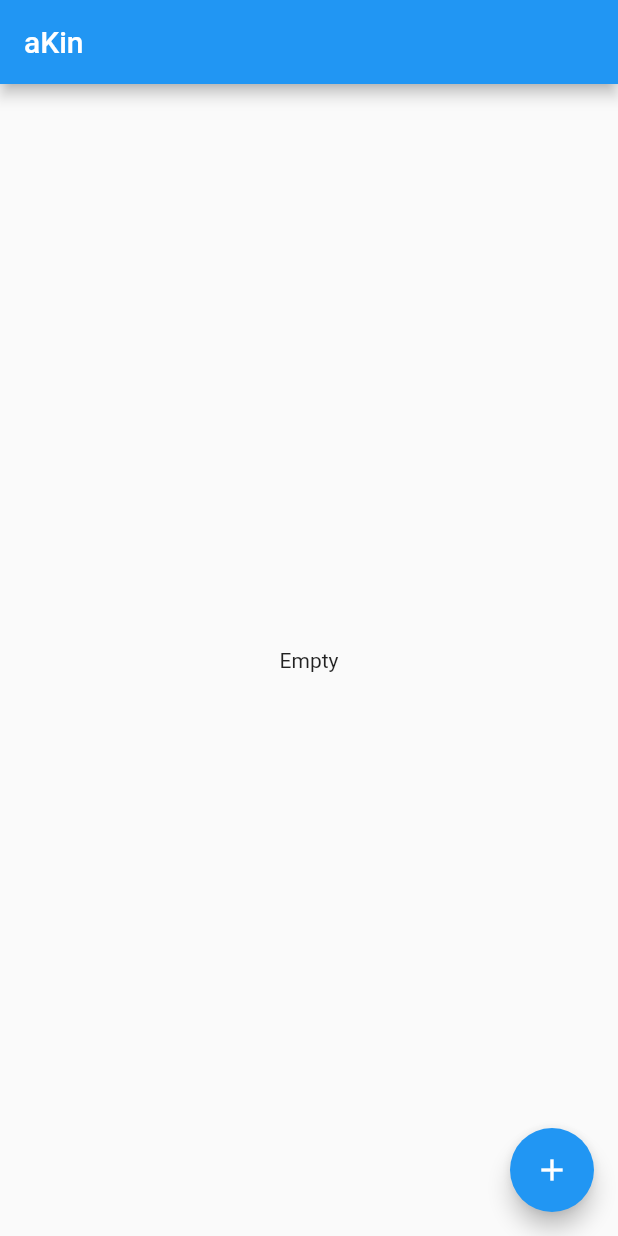
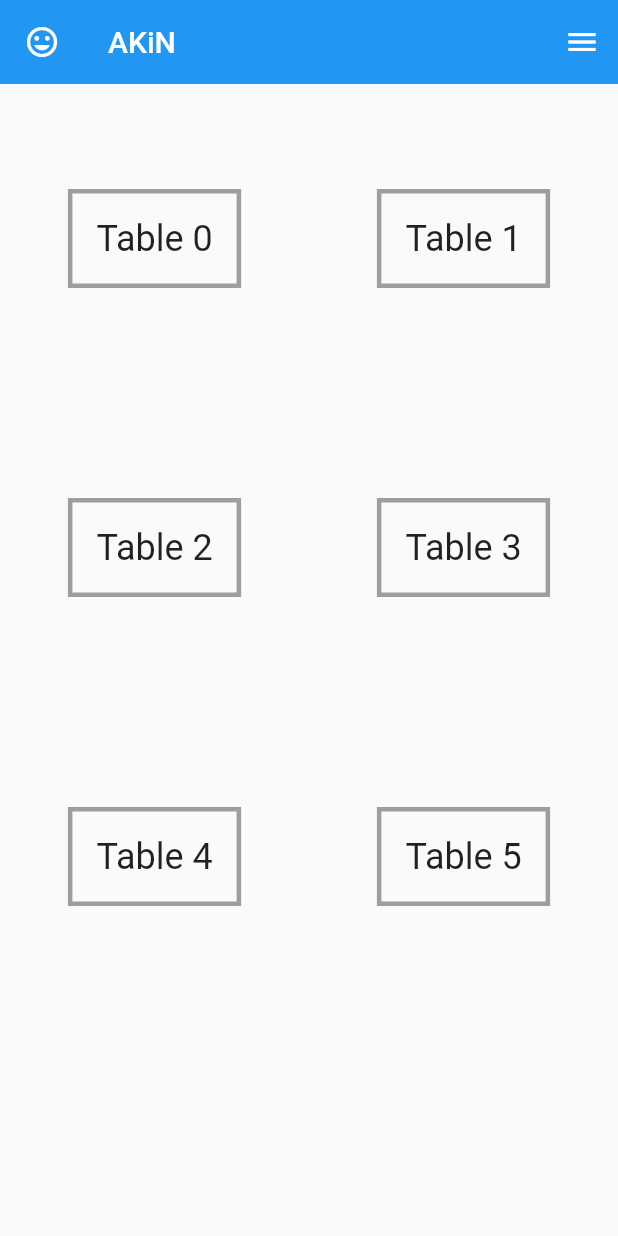
Before and after one commit to gipsycloud/akin, a Flutter app: the screen it shows after launch, on a phone screen of 412 x 824 dp. Run offline on Flutter 3.47's test engine with Material 2 defaults, Android fonts, the phone set to English and light mode, and no system bars; our stand-ins replace hive, hive_flutter; accounts and stored records are empty.

Commit message:
adding table and changing home to add_category name

```diff
--- a/lib/main.dart
+++ b/lib/main.dart
@@ -1,5 +1,6 @@
-import 'package:akin/home.dart';
+// import 'package:akin/home.dart';
 import 'package:akin/model/user.dart';
+import 'package:akin/order.dart';
 import 'package:flutter/material.dart';
 import 'package:hive_flutter/hive_flutter.dart';
 
@@ -34,7 +35,7 @@ class MyApp extends StatelessWidget {
         // is not restarted.
         primarySwatch: Colors.blue,
       ),
-      home: const Home(),
+      home: const Order(),
     );
   }
 }
--- /dev/null
+++ b/lib/order.dart
@@ -0,0 +1,47 @@
+import 'package:akin/add_category.dart';
+import 'package:flutter/material.dart';
+
+class Order extends StatefulWidget {
+  const Order({Key? key}) : super(key: key);
+
+  @override
+  State<Order> createState() => _OrderState();
+}
+
+class _OrderState extends State<Order> {
+  @override
+  Widget build(BuildContext context) {
+    return Scaffold(
+      appBar: AppBar(
+        leading: const Icon(Icons.tag_faces_sharp),
+        title: const Text('AKiN'),
+        actions: <Widget>[
+          IconButton(
+              onPressed: () {
+                Navigator.of(context).push(
+                    MaterialPageRoute(builder: (context) => const Home()));
+              },
+              icon: const Icon(Icons.menu))
+        ],
+        elevation: 0.0,
+      ),
+      body: GridView.count(
+        crossAxisCount: 2,
+        children: List.generate(6, (index) {
+          return Center(
+            child: Container(
+              decoration: BoxDecoration(
+                border: Border.all(color: Colors.grey, width: 3.0),
+              ),
+              padding: const EdgeInsets.all(16.0),
+              child: Text(
+                'Table $index',
+                style: Theme.of(context).textTheme.headline5,
+              ),
+            ),
+          );
+        }),
+      ),
+    );
+  }
+}
```
Also changed, not shown: lib/add_category.dart (renamed from lib/home.dart).
